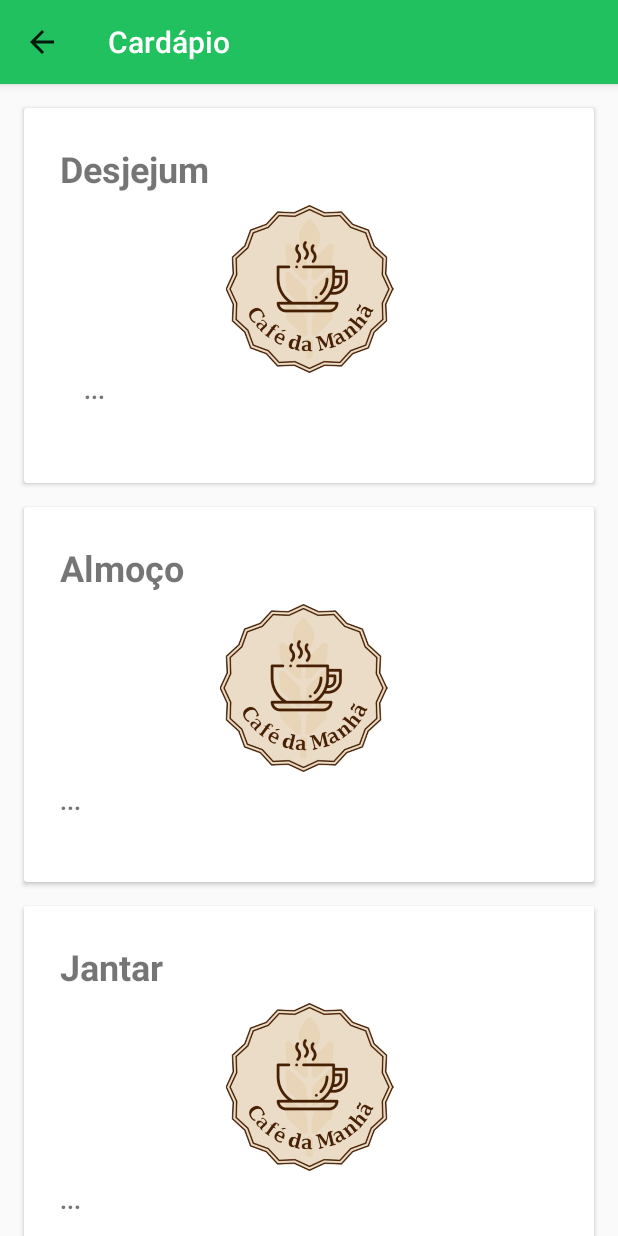
After one commit to assuncaofelipe/RU, an Android app: the TercaFeiraActivity screen opened directly, with no data from a screen before it, on a phone screen of 412 x 824 dp. The commit adds this screen. Run offline under Robolectric (Android 15) with nearby library versions, the phone set to English and light mode, and no system bars.

Commit message:
criacao das telas individuais do cardápio

```diff
--- a/app/src/main/java/com/assuncao/ru/FichasRefeicaoActivity.kt
+++ b/app/src/main/java/com/assuncao/ru/FichasRefeicaoActivity.kt
@@ -46,7 +46,7 @@ class FichasRefeicaoActivity : AppCompatActivity() {
                     val almoco = dados?.get("almoco")
                     val jantar = dados?.get("jantar")
 
-                    val txt_desjejum = findViewById<TextView>(R.id.qtd_ficha_desjejum)
+                    val txt_desjejum = findViewById<TextView>(R.id.refeicao_desjejum_seg)
                     val txt_almoco = findViewById<TextView>(R.id.qtd_ficha_almoco)
                     val txt_jantar = findViewById<TextView>(R.id.qtd_ficha_jantar)
 
--- a/app/src/main/java/com/assuncao/ru/MenuActivity.kt
+++ b/app/src/main/java/com/assuncao/ru/MenuActivity.kt
@@ -61,7 +61,7 @@ class MenuActivity : AppCompatActivity() {
     }
 
     fun openCardapioActivity() {
-        val intent = Intent(this, CardapioActivity::class.java)
+        val intent = Intent(this, DiasCardapioActivity::class.java)
         startActivity(intent)
     }
 
--- /dev/null
+++ b/app/src/main/java/com/assuncao/ru/cardapios/TercaFeiraActivity.kt
@@ -0,0 +1,12 @@
+package com.assuncao.ru.cardapios
+
+import androidx.appcompat.app.AppCompatActivity
+import android.os.Bundle
+import com.assuncao.ru.R
+
+class TercaFeiraActivity : AppCompatActivity() {
+    override fun onCreate(savedInstanceState: Bundle?) {
+        super.onCreate(savedInstanceState)
+        setContentView(R.layout.activity_terca_feira)
+    }
+}
--- /dev/null
+++ b/app/src/main/res/layout/activity_terca_feira.xml
@@ -0,0 +1,202 @@
+<?xml version="1.0" encoding="utf-8"?>
+<androidx.core.widget.NestedScrollView xmlns:android="http://schemas.android.com/apk/res/android"
+    xmlns:app="http://schemas.android.com/apk/res-auto"
+    xmlns:tools="http://schemas.android.com/tools"
+    android:layout_width="match_parent"
+    android:layout_height="match_parent"
+    android:fillViewport="true"
+    tools:context=".cardapios.TercaFeiraActivity">
+
+    <androidx.constraintlayout.widget.ConstraintLayout
+        android:layout_width="match_parent"
+        android:layout_height="match_parent">
+
+        <androidx.cardview.widget.CardView
+            android:id="@+id/cd_desjejum_terca"
+            android:layout_width="0dp"
+            android:layout_height="250dp"
+            android:layout_margin="16dp"
+            android:layout_marginStart="16dp"
+            android:layout_marginTop="16dp"
+            android:layout_marginEnd="16dp"
+            android:elevation="10dp"
+            app:layout_constraintEnd_toEndOf="parent"
+            app:layout_constraintStart_toStartOf="parent"
+            app:layout_constraintTop_toTopOf="parent"
+            tools:ignore="MissingConstraints">
+
+            <androidx.constraintlayout.widget.ConstraintLayout
+                android:layout_width="match_parent"
+                android:layout_height="match_parent"
+                android:elevation="50dp"
+                android:padding="16dp">
+
+                <TextView
+                    android:id="@+id/titulo_desjejum_terc"
+                    android:layout_width="wrap_content"
+                    android:layout_height="wrap_content"
+                    android:layout_marginStart="8dp"
+                    android:layout_marginTop="8dp"
+                    android:text="Desjejum"
+                    android:textSize="24sp"
+                    android:textStyle="bold"
+                    app:layout_constraintStart_toStartOf="parent"
+                    app:layout_constraintTop_toTopOf="parent" />
+
+                <ImageView
+                    android:id="@+id/img_desjejum_terc"
+                    android:layout_width="171dp"
+                    android:layout_height="112dp"
+                    android:layout_marginStart="8dp"
+                    android:layout_marginTop="8dp"
+                    android:layout_marginEnd="8dp"
+                    android:src="@drawable/ic_desjejum"
+                    app:layout_constraintBottom_toBottomOf="parent"
+                    app:layout_constraintEnd_toEndOf="parent"
+                    app:layout_constraintStart_toStartOf="parent"
+                    app:layout_constraintTop_toBottomOf="@+id/titulo_desjejum_terc"
+                    app:layout_constraintVertical_bias="0.0" />
+
+
+                <TextView
+                    android:id="@+id/refeicao_desjejum_terc"
+                    android:layout_width="0dp"
+                    android:layout_height="wrap_content"
+                    android:layout_marginStart="24dp"
+                    android:text="..."
+                    android:textSize="16sp"
+                    android:textStyle="bold"
+                    app:layout_constraintStart_toStartOf="parent"
+                    app:layout_constraintTop_toBottomOf="@+id/img_desjejum_terc" />
+
+
+            </androidx.constraintlayout.widget.ConstraintLayout>
+        </androidx.cardview.widget.CardView>
+
+        <androidx.cardview.widget.CardView
+            android:id="@+id/cd_almoco_terc"
+            android:layout_width="match_parent"
+            android:layout_height="250dp"
+            android:layout_margin="16dp"
+            android:layout_marginStart="16dp"
+            android:layout_marginTop="16dp"
+            android:layout_marginEnd="16dp"
+            android:elevation="10dp"
+            app:layout_constraintEnd_toEndOf="parent"
+            app:layout_constraintStart_toStartOf="parent"
+            app:layout_constraintTop_toBottomOf="@+id/cd_desjejum_terca"
+            tools:ignore="MissingConstraints">
+
+            <androidx.constraintlayout.widget.ConstraintLayout
+                android:layout_width="match_parent"
+                android:layout_height="match_parent"
+                android:elevation="50dp"
+                android:padding="16dp">
+
+                <TextView
+                    android:id="@+id/titulo_almoco_terc"
+                    android:layout_width="wrap_content"
+                    android:layout_height="wrap_content"
+                    android:layout_marginStart="8dp"
+                    android:layout_marginTop="8dp"
+                    android:text="Almoço"
+                    android:textSize="24sp"
+                    android:textStyle="bold"
+                    app:layout_constraintStart_toStartOf="parent"
+                    app:layout_constraintTop_toTopOf="parent" />
+
+                <ImageView
+                    android:id="@+id/img_almoco_terc"
+                    android:layout_width="171dp"
+                    android:layout_height="112dp"
+                    android:layout_marginTop="8dp"
+                    android:layout_marginEnd="8dp"
+                    android:src="@drawable/ic_desjejum"
+                    app:layout_constraintBottom_toBottomOf="parent"
+                    app:layout_constraintEnd_toEndOf="parent"
+                    app:layout_constraintStart_toStartOf="parent"
+                    app:layout_constraintTop_toBottomOf="@+id/titulo_almoco_terc"
+                    app:layout_constraintVertical_bias="0.0" />
+
+                <TextView
+                    android:id="@+id/refeicao_almoco_seg"
+                    android:layout_width="0dp"
+                    android:layout_height="wrap_content"
+                    android:layout_marginStart="8dp"
+                    android:layout_marginTop="8dp"
+                    android:text="..."
+                    android:textSize="16sp"
+                    android:textStyle="bold"
+                    app:layout_constraintStart_toStartOf="parent"
+                    app:layout_constraintTop_toBottomOf="@+id/img_almoco_terc" />
+
+
+            </androidx.constraintlayout.widget.ConstraintLayout>
+        </androidx.cardview.widget.CardView>
+
+        <androidx.cardview.widget.CardView
+            android:id="@+id/cd_jantar_terc"
+            android:layout_width="match_parent"
+            android:layout_height="wrap_content"
+            android:layout_margin="16dp"
+            android:layout_marginStart="16dp"
+            android:layout_marginTop="16dp"
+            android:layout_marginEnd="16dp"
+            android:layout_marginBottom="16dp"
+            android:elevation="10dp"
+            app:layout_constraintBottom_toBottomOf="parent"
+            app:layout_constraintEnd_toEndOf="parent"
+            app:layout_constraintStart_toStartOf="parent"
+            app:layout_constraintTop_toBottomOf="@+id/cd_almoco_terc"
+            tools:ignore="MissingConstraints">
+
+            <androidx.constraintlayout.widget.ConstraintLayout
+                android:layout_width="match_parent"
+                android:layout_height="match_parent"
+                android:elevation="50dp"
+                android:padding="16dp">
+
+                <TextView
+                    android:id="@+id/titulo_jantar_terc"
+                    android:layout_width="wrap_content"
+                    android:layout_height="wrap_content"
+                    android:layout_marginStart="8dp"
+                    android:layout_marginTop="8dp"
+                    android:text="Jantar"
+                    android:textSize="24sp"
+                    android:textStyle="bold"
+                    app:layout_constraintStart_toStartOf="parent"
+                    app:layout_constraintTop_toTopOf="parent" />
+
+                <ImageView
+                    android:id="@+id/img_jantar_terc"
+                    android:layout_width="171dp"
+                    android:layout_height="112dp"
+                    android:layout_marginStart="8dp"
+                    android:layout_marginTop="8dp"
+                    android:layout_marginEnd="8dp"
+                    android:src="@drawable/ic_desjejum"
+                    app:layout_constraintBottom_toBottomOf="parent"
+                    app:layout_constraintEnd_toEndOf="parent"
+                    app:layout_constraintStart_toStartOf="parent"
+                    app:layout_constraintTop_toBottomOf="@+id/titulo_jantar_terc"
+                    app:layout_constraintVertical_bias="0.0" />
+
+                <TextView
+                    android:id="@+id/refeicao_jantar_seg"
+                    android:layout_width="0dp"
+                    android:layout_height="wrap_content"
+                    android:layout_marginStart="8dp"
+                    android:layout_marginTop="8dp"
+                    android:text="..."
+                    android:textSize="16sp"
+                    android:textStyle="bold"
+                    app:layout_constraintStart_toStartOf="parent"
+                    app:layout_constraintTop_toBottomOf="@+id/img_jantar_terc" />
+
+
+            </androidx.constraintlayout.widget.ConstraintLayout>
+        </androidx.cardview.widget.CardView>
+
+    </androidx.constraintlayout.widget.ConstraintLayout>
+</androidx.core.widget.NestedScrollView>
--- a/app/src/main/res/values/strings.xml
+++ b/app/src/main/res/values/strings.xml
@@ -16,6 +16,7 @@
     <string name="txt_tela_fichas">Minhas Fichas</string>
     <string name="txt_tela_declaracao">Declaração</string>
     <string name="txt_tela_cardapio">Cardápio</string>
+    <string name="txt_tela_dias_semana">Cardápio Semanal</string>
     <string name="txt_tela_sobre">Sobre</string>
 
     <!-- STRING TELA LATERAL -->
```
Also changed, not shown: app/src/main/AndroidManifest.xml (+18 -2 lines), app/src/main/java/com/assuncao/ru/DiasCardapioActivity.kt (added, +44 -0 lines), app/src/main/java/com/assuncao/ru/cardapios/SegundaFeiraActivity.kt (renamed from app/src/main/java/com/assuncao/ru/CardapioActivity.kt, +7 -5 lines), app/src/main/res/layout/activity_dias_semana.xml (renamed from app/src/main/res/layout/activity_cardapio.xml, +7 -5 lines), app/src/main/res/layout/activity_fichas_refeicao.xml (+8 -12 lines), app/src/main/res/layout/activity_segunda_feira.xml (added, +201 -0 lines).
